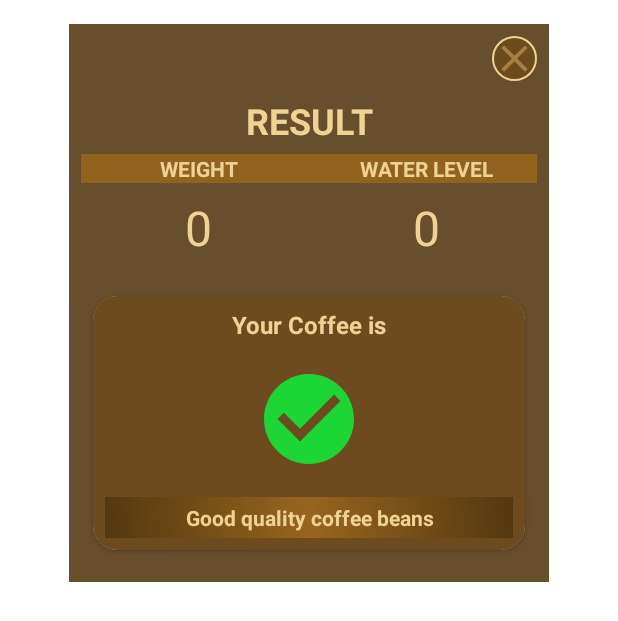
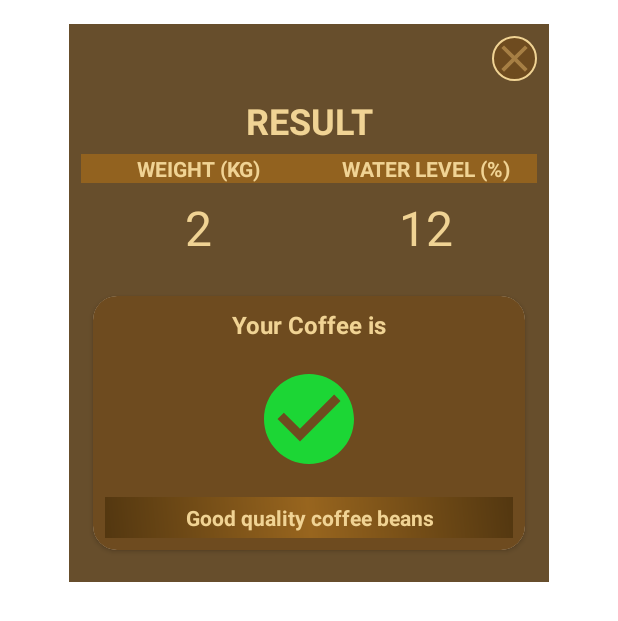
Before and after one commit to SAM-4G/Smart_App, an Android app: the layout pop_up_result.xml on its own in the app's theme, with its tools: preview values and no code run, on a phone screen of 412 x 824 dp. Shown: the top 621 px of the screen. Run offline under Robolectric (Android 15) with nearby library versions, the phone set to English and light mode, and no system bars.

Commit message:
1. Add logic result 2. rebuilt string resource

```diff
--- a/app/src/main/res/layout/activity_login.xml
+++ b/app/src/main/res/layout/activity_login.xml
@@ -104,7 +104,7 @@
                                         android:layout_width="match_parent"
                                         android:layout_height="wrap_content"
                                         android:inputType="textEmailAddress"
-                                        android:textColor="@color/colorPrimary"
+                                        android:textColor="@color/colorAccentDark"
                                         tools:ignore="TooDeepLayout" />
 
                                 </com.google.android.material.textfield.TextInputLayout>
@@ -131,7 +131,7 @@
                                         android:id="@+id/passInput1"
                                         android:layout_width="match_parent"
                                         android:layout_height="wrap_content"
-                                        android:textColor="@color/colorPrimary"
+                                        android:textColor="@color/colorAccentDark"
                                         android:inputType="textPassword" />
 
                                 </com.google.android.material.textfield.TextInputLayout>
--- a/app/src/main/res/layout/activity_main.xml
+++ b/app/src/main/res/layout/activity_main.xml
@@ -59,7 +59,7 @@
                         android:layout_height="wrap_content"
                         android:layout_centerHorizontal="true"
                         android:layout_marginTop="46dp"
-                        android:text="@string/percentage"
+                        android:text="@string/water_level_value"
                         android:textAlignment="center"
                         android:textColor="@android:color/holo_green_light"
                         android:textSize="24sp"
@@ -257,7 +257,7 @@
                                 android:layout_width="wrap_content"
                                 android:layout_height="wrap_content"
                                 android:layout_marginStart="16dp"
-                                android:text="@string/medium_level"
+                                android:text="@string/good_level"
                                 android:textColor="@android:color/holo_orange_light"
                                 android:textSize="16sp"
                                 android:textStyle="bold" />
@@ -268,7 +268,7 @@
                                 android:layout_height="wrap_content"
                                 android:layout_below="@+id/headTwo"
                                 android:layout_marginStart="32dp"
-                                android:text="@string/medium_level_value"
+                                android:text="@string/good_level_value"
                                 android:textColor="@color/colorPrimary" />
 
                         </RelativeLayout>
--- a/app/src/main/res/layout/pop_up_result.xml
+++ b/app/src/main/res/layout/pop_up_result.xml
@@ -15,7 +15,7 @@
         android:layout_marginTop="8dp"
         android:layout_marginEnd="8dp"
         android:background="@drawable/close_top"
-        android:contentDescription="closePopUp"
+        android:contentDescription="@string/closepopup"
         android:src="@drawable/ic_close_black_24dp" />
 
     <LinearLayout
@@ -33,7 +33,7 @@
             android:layout_gravity="center_horizontal"
             android:layout_marginBottom="4dp"
             android:padding="2dp"
-            android:text="RESULT"
+            android:text="@string/result"
             android:textAlignment="center"
             android:textColor="@color/colorAccent"
             android:textSize="24sp"
@@ -52,7 +52,7 @@
                 android:layout_height="wrap_content"
                 android:layout_marginStart="4dp"
                 android:layout_weight="1"
-                android:text="WEIGHT"
+                android:text="@string/weight"
                 android:textAlignment="center"
                 android:textColor="@color/colorAccent"
                 android:textStyle="bold" />
@@ -63,7 +63,7 @@
                 android:layout_height="wrap_content"
                 android:layout_marginStart="4dp"
                 android:layout_weight="1"
-                android:text="WATER LEVEL"
+                android:text="@string/water_level"
                 android:textAlignment="center"
                 android:textColor="@color/colorAccent"
                 android:textStyle="bold" />
@@ -83,7 +83,7 @@
                 android:layout_height="wrap_content"
                 android:layout_marginStart="4dp"
                 android:layout_weight="1"
-                android:text="0"
+                android:text="@string/weight_value"
                 android:textAlignment="center"
                 android:textColor="@color/colorAccent"
                 android:textSize="32sp" />
@@ -94,7 +94,7 @@
                 android:layout_height="wrap_content"
                 android:layout_marginStart="4dp"
                 android:layout_weight="1"
-                android:text="0"
+                android:text="@string/water_level_value"
                 android:textAlignment="center"
                 android:textColor="@color/colorAccent"
                 android:textSize="32sp" />
@@ -123,7 +123,7 @@
                 android:layout_height="wrap_content"
                 android:layout_centerHorizontal="true"
                 android:layout_margin="8dp"
-                android:text="Your Coffee is"
+                android:text="@string/your_coffee_is"
                 android:textColor="@color/colorAccent"
                 android:textSize="16sp"
                 android:textStyle="bold" />
@@ -135,7 +135,7 @@
                 android:layout_below="@+id/head"
                 android:layout_centerHorizontal="true"
                 android:layout_margin="8dp"
-                android:contentDescription="Icon Result"
+                android:contentDescription="@string/icon_result"
                 android:src="@drawable/ic_check_circle_black_24dp" />
 
             <TextView
@@ -146,7 +146,7 @@
                 android:layout_margin="8dp"
                 android:background="@drawable/color_two"
                 android:padding="4dp"
-                android:text="Good quality coffee beans"
+                android:text="@string/good_quality_coffee_beans"
                 android:textAlignment="center"
                 android:textColor="@color/colorAccent"
                 android:textStyle="bold" />
--- a/app/src/main/res/values/strings.xml
+++ b/app/src/main/res/values/strings.xml
@@ -1,29 +1,47 @@
 <resources>
 
+<!--    App-Name-->
+    <string name="smart">Smart Coffee</string>
+
+<!--    Activity-Splash-->
     <string name="logo_splash">Logo Splash</string>
     <string name="water_level_detection_for_coffee_beans">Water Level Detection for Coffee Beans</string>
+
+<!--    Activity-Login & Register-->
+<!--      Login-->
+    <string name="logo_login">Logo Login</string>
+    <string name="login">LOGIN</string>
     <string name="user_icon">User Icon</string>
+<!--      Both-->
     <string name="register">REGISTER</string>
-    <string name="login">LOGIN</string>
+    <string name="email">Email</string>
     <string name="password">Password</string>
-    <string name="email">Email</string>
-    <string name="logo_login">Logo Login</string>
+<!--      Register-->
     <string name="confirm_password">Confirm Password</string>
     <string name="phone_number">Phone Number</string>
+
+<!--    Activity-Main-->
+<!--      Main-->
     <string name="detection">DETECTION</string>
-    <string name="percentage">0</string>
-    <string name="water_level">WATER LEVEL (%)</string>
-    <string name="weight_value">0</string>
-    <string name="weight">WEIGHT (KG)</string>
     <string name="indicator">INDICATOR</string>
     <string name="high_level">High Level</string>
-    <string name="high_level_value">Kopi dengan kadar air di atas 55%.</string>
-    <string name="medium_level">Medium Level</string>
-    <string name="medium_level_value">Kopi dengan kadar air di atas 25%.</string>
+    <string name="high_level_value">Kopi dengan kadar air di atas 12%.</string>
+    <string name="good_level">Good Level</string>
+    <string name="good_level_value">Kopi dengan kadar air 12%.</string>
     <string name="low_level">Low Level</string>
-    <string name="low_level_value">Kopi dengan kadar air di bawah 25%.</string>
+    <string name="low_level_value">Kopi dengan kadar air di bawah 12%.</string>
+    <string name="username">Username</string>
+<!--      Both-->
     <string name="result">RESULT</string>
-    <string name="username">Username</string>
-    <string name="logout">LOGOUT</string>
-    <string name="smart">Smart Coffee</string>
+    <string name="weight">WEIGHT (KG)</string>
+    <string name="water_level">WATER LEVEL (%)</string>
+    <string name="water_level_value">12</string>
+    <string name="weight_value">2</string>
+<!--      Pop-Up-Dialog-->
+    <string name="closepopup">closePopUp</string>
+    <string name="your_coffee_is">Your Coffee is</string>
+    <string name="icon_result">Icon Result</string>
+    <string name="good_quality_coffee_beans">Good quality coffee beans</string>
+    <string name="bad_quality_coffee_beans">Bad quality coffee beans</string>
+
 </resources>
```
Also changed, not shown: app/src/main/java/com/sam/kadarairkopi/activity/MainActivity.java (+10 -1 lines), 1 other file.
